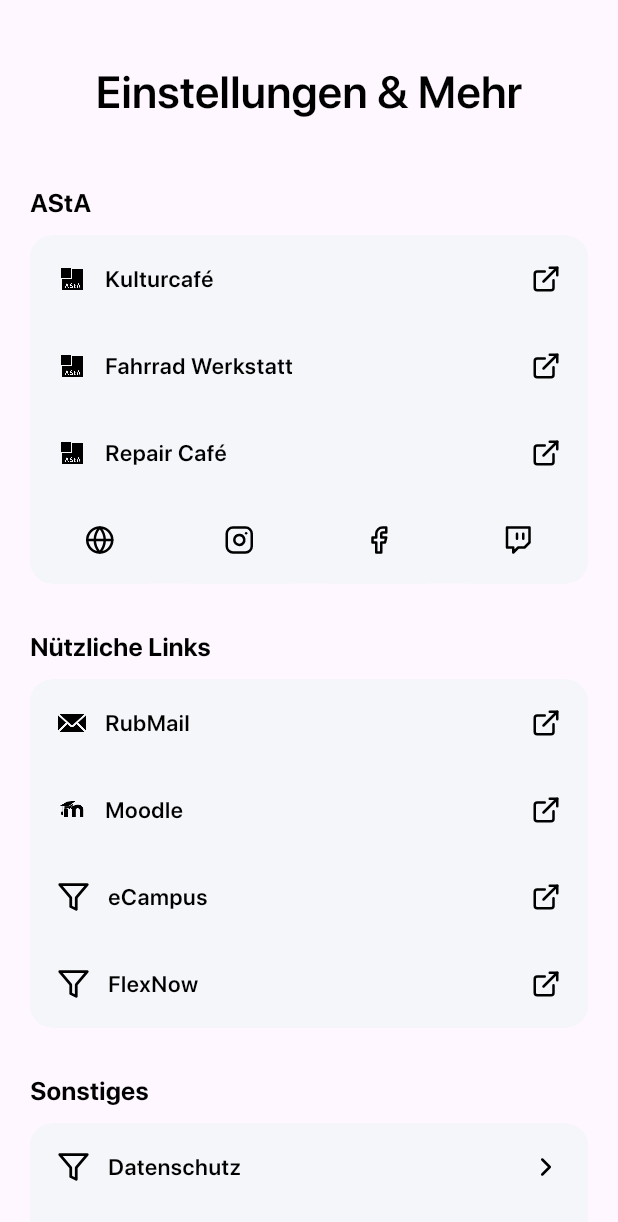
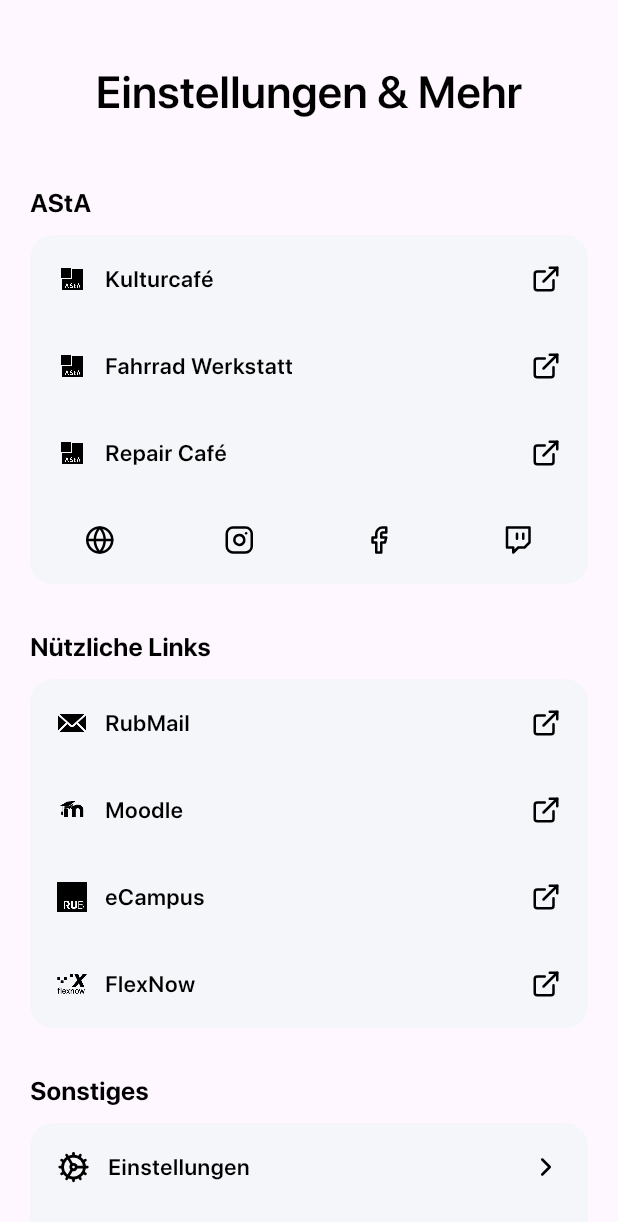
Before and after one commit to astarub/campus_app, a Flutter app: the MorePage screen opened directly with empty values, on a phone screen of 412 x 824 dp. Shown: the top 1222 px of the screen. Run offline on Flutter 3.47's test engine with Material 2 defaults, Android fonts, the phone set to English and light mode, and no system bars; our stand-ins replace cached_network_image, cookie_jar, dartz, dio, dio_cookie_manager, flutter_html and 4 more; missing offline and left inert: flutter_displaymode, snapping_sheet; accounts and stored records are empty; generated files the repository leaves out were written again; project files that could hold a hidden picture were left out.

Commit message:
FlexNow and RUB icons
This commit adds icons for FlexNow & RUB and a generic info icon

```diff
--- a/lib/pages/more/more_page.dart
+++ b/lib/pages/more/more_page.dart
@@ -43,6 +43,7 @@ class MorePage extends StatelessWidget {
                     padding: const EdgeInsets.symmetric(horizontal: 20),
                     physics: const BouncingScrollPhysics(),
                     children: [
+                      // AStA links
                       ButtonGroup(
                         headline: 'AStA',
                         buttons: [
@@ -52,27 +53,9 @@ class MorePage extends StatelessWidget {
                               title: 'Fahrrad Werkstatt', leadingIconPath: 'assets/img/asta_logo.png', onTap: () {}),
                           ExternalLinkButton(
                               title: 'Repair Café', leadingIconPath: 'assets/img/asta_logo.png', onTap: () {}),
-                          Container(
-                            decoration: const BoxDecoration(
-                              //color: Colors.black,
-                              borderRadius:
-                                  BorderRadius.only(bottomLeft: Radius.circular(15), bottomRight: Radius.circular(15)),
-                            ),
-                            child: Flex(
+                          Flex(
                             direction: Axis.horizontal,
                             children: [
-                                /* Padding(
-                                  padding: const EdgeInsets.only(left: 51),
-                                  child: Text(
-                                    'Social Media:',
-                                    style: Provider.of<ThemesNotifier>(context)
-                                        .currentThemeData
-                                        .textTheme
-                                        .labelMedium /* !
-                                        .copyWith(color: Colors.black) */
-                                    ,
-                                  ),
-                                ), */
                               Expanded(
                                 child: SocialMediaButton(
                                   iconPath: 'assets/img/icons/website.svg',
@@ -99,9 +82,9 @@ class MorePage extends StatelessWidget {
                               ),
                             ],
                           ),
-                          ),
                         ],
                       ),
+                      // RUB links
                       ButtonGroup(
                         headline: 'Nützliche Links',
                         buttons: [
@@ -110,29 +93,36 @@ class MorePage extends StatelessWidget {
                           ExternalLinkButton(
                               title: 'Moodle', leadingIconPath: 'assets/img/icons/moodle-link.png', onTap: () {}),
                           ExternalLinkButton(
-                              title: 'eCampus', leadingIconPath: 'assets/img/icons/filter.svg', onTap: () {}),
+                              title: 'eCampus', leadingIconPath: 'assets/img/icons/rub-link.png', onTap: () {}),
                           ExternalLinkButton(
-                              title: 'FlexNow', leadingIconPath: 'assets/img/icons/filter.svg', onTap: () {}),
+                              title: 'FlexNow', leadingIconPath: 'assets/img/icons/flexnow-link.png', onTap: () {}),
                         ],
                       ),
+                      // Additional sites and links
                       ButtonGroup(
                         headline: 'Sonstiges',
                         buttons: [
                           ExternalLinkButton(
+                            title: 'Einstellungen',
+                            leadingIconPath: 'assets/img/icons/settings.svg',
+                            trailingIconPath: 'assets/img/icons/chevron-right.svg',
+                            onTap: () {},
+                          ),
+                          ExternalLinkButton(
                             title: 'Datenschutz',
-                            leadingIconPath: 'assets/img/icons/filter.svg',
+                            leadingIconPath: 'assets/img/icons/info.svg',
                             trailingIconPath: 'assets/img/icons/chevron-right.svg',
                             onTap: () {},
                           ),
                           ExternalLinkButton(
                             title: 'Impressum',
-                            leadingIconPath: 'assets/img/icons/filter.svg',
+                            leadingIconPath: 'assets/img/icons/info.svg',
                             trailingIconPath: 'assets/img/icons/chevron-right.svg',
                             onTap: () {},
                           ),
                           ExternalLinkButton(
                             title: 'Verwendete Ressourcen',
-                            leadingIconPath: 'assets/img/icons/filter.svg',
+                            leadingIconPath: 'assets/img/icons/info.svg',
                             trailingIconPath: 'assets/img/icons/chevron-right.svg',
                             onTap: () {},
                           ),
--- a/pubspec.yaml
+++ b/pubspec.yaml
@@ -53,6 +53,7 @@ flutter:
      - assets/img/icons/help-filled.png
      - assets/img/icons/more.png
      - assets/img/icons/settings.svg
+     - assets/img/icons/info.svg
      - assets/img/icons/instagram.svg
      - assets/img/icons/facebook.svg
      - assets/img/icons/twitch.svg
@@ -65,6 +66,8 @@ flutter:
      - assets/img/icons/external-link.svg
      - assets/img/icons/mail-link.png
      - assets/img/icons/moodle-link.png
+     - assets/img/icons/flexnow-link.png
+     - assets/img/icons/rub-link.png
      - assets/img/AStA-Retro-Gaming.jpg
      - assets/documents/
 
```
Also changed, not shown: assets/img/icons/flexnow-link.png (added), assets/img/icons/info.svg (added), assets/img/icons/rub-link.png (added). Lines whose indentation alone changed are shown as unchanged.
